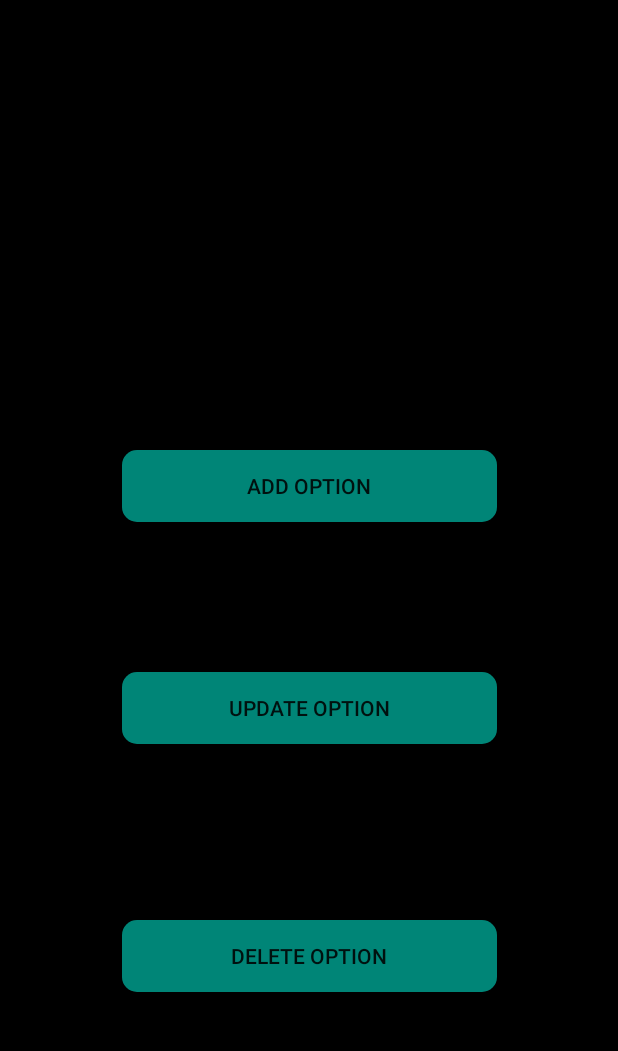
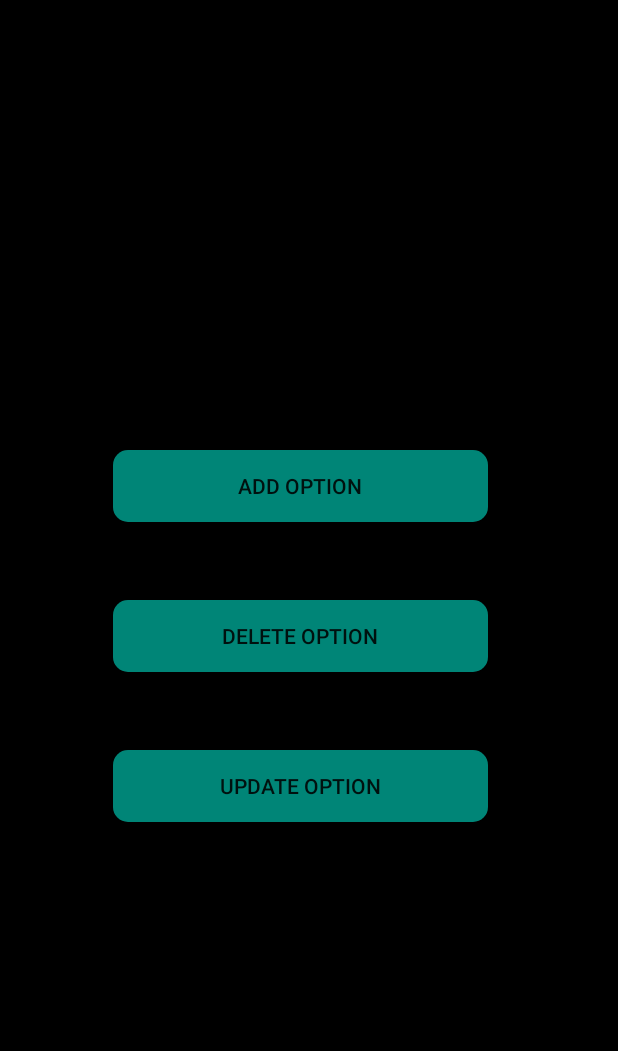
Before and after one commit to sandunsameera/Lexi, an Android app: the AdminActivity screen opened directly, with no data from a screen before it, on a phone screen of 412 x 824 dp, the part 84-1135 px from its top. Run offline under Robolectric (Android 15) with nearby library versions, the phone set to English and light mode, and no system bars.

Commit message:
ui update

```diff
--- a/app/src/main/res/layout/activity_admin.xml
+++ b/app/src/main/res/layout/activity_admin.xml
@@ -1,7 +1,7 @@
 <?xml version="1.0" encoding="utf-8"?>
-<android.support.constraint.ConstraintLayout xmlns:android="http://schemas.android.com/apk/res/android"
-    xmlns:app="http://schemas.android.com/apk/res-auto"
+<android.support.v7.widget.LinearLayoutCompat xmlns:app="http://schemas.android.com/apk/res-auto"
     xmlns:tools="http://schemas.android.com/tools"
+    xmlns:android="http://schemas.android.com/apk/res/android"
     android:layout_width="match_parent"
     android:layout_height="match_parent"
     android:background="@android:color/black"
@@ -12,38 +12,34 @@
         android:layout_width="250sp"
         android:layout_height="wrap_content"
         android:layout_marginTop="300dp"
+        android:layout_marginLeft="75dp"
         android:background="@drawable/btn_background"
         android:padding="10dp"
         android:text="@string/add_option"
-        app:layout_constraintEnd_toEndOf="parent"
-        app:layout_constraintStart_toStartOf="parent"
-        app:layout_constraintTop_toTopOf="parent" />
+         />
 
     <Button
         android:id="@+id/admin_btn_addDecorator"
         android:layout_width="250sp"
         android:layout_height="wrap_content"
-        android:layout_marginBottom="8dp"
         android:background="@drawable/btn_background"
+        android:layout_marginLeft="-250dp"
         android:padding="10dp"
         android:text="@string/delete_option"
-        android:layout_marginTop="100dp"
-        app:layout_constraintBottom_toBottomOf="parent"
-        app:layout_constraintEnd_toEndOf="parent"
         app:layout_constraintHorizontal_bias="0.503"
-        app:layout_constraintStart_toStartOf="parent"
-        app:layout_constraintTop_toTopOf="parent"
+        android:layout_marginTop="400dp"
         app:layout_constraintVertical_bias="0.839" />
 
     <Button
         android:id="@+id/admin_btn_addCater"
         android:layout_width="250sp"
         android:layout_height="wrap_content"
-        android:layout_marginTop="100dp"
+        android:layout_marginTop="500dp"
+        android:layout_marginLeft="-250dp"
         android:background="@drawable/btn_background"
         android:padding="10dp"
         android:text="@string/update_option"
         app:layout_constraintEnd_toEndOf="parent"
         app:layout_constraintStart_toStartOf="parent"
         app:layout_constraintTop_toBottomOf="@+id/admin_btn_addPhotographer" />
-</android.support.constraint.ConstraintLayout>
+</android.support.v7.widget.LinearLayoutCompat>
```
